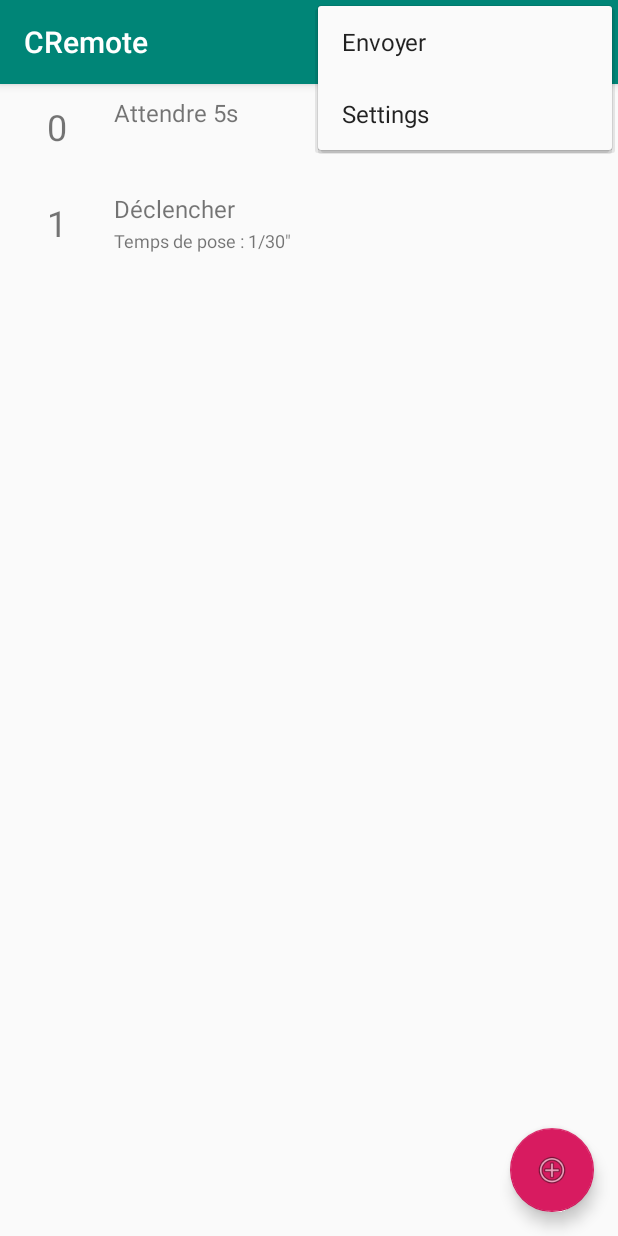
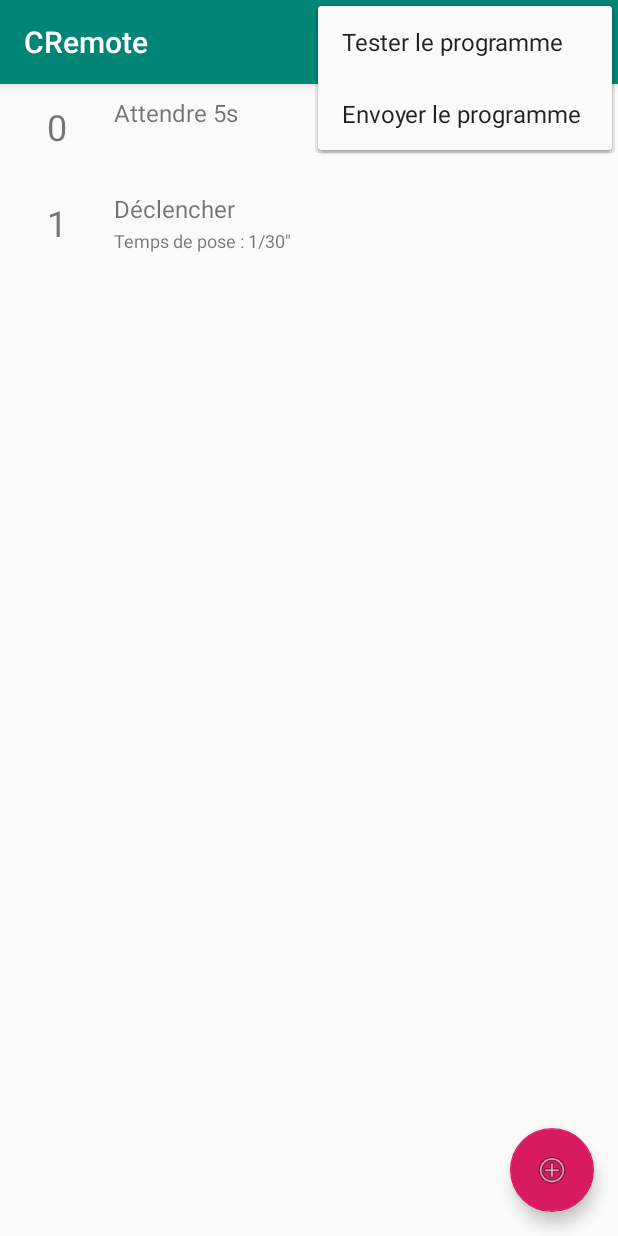
Before and after one commit to vtavernier/cremote, an Android app: the screen it shows after launch (MainActivity), with the options menu open, on a phone screen of 412 x 824 dp. Run offline under Robolectric (Android 15) with nearby library versions, the phone set to English and light mode, and no system bars; our stand-ins replace RxJava.

```diff
--- a/cr-android/app/src/main/res/menu/menu_main.xml
+++ b/cr-android/app/src/main/res/menu/menu_main.xml
@@ -2,12 +2,12 @@
     xmlns:app="http://schemas.android.com/apk/res-auto"
     xmlns:tools="http://schemas.android.com/tools"
     tools:context="com.vtavernier.cremote.MainActivity" >
+    <item android:id="@+id/action_test"
+        android:orderInCategory="90"
+        android:title="@string/action_test"
+        app:showAsAction="never" />
     <item android:id="@+id/action_upload"
         android:orderInCategory="90"
         android:title="@string/action_upload"
         app:showAsAction="never" />
-    <item android:id="@+id/action_settings"
-        android:title="@string/action_settings"
-        android:orderInCategory="100"
-        app:showAsAction="never" />
 </menu>
--- a/cr-android/app/src/main/res/values/strings.xml
+++ b/cr-android/app/src/main/res/values/strings.xml
@@ -1,13 +1,13 @@
 <resources>
     <string name="app_name">CRemote</string>
-    <string name="action_settings">Settings</string>
     <string name="main_activity.program.context_menu.title">Etape</string>
     <string name="edit_fragment_edit_button">Modifier</string>
     <string name="edit_fragment_add_button">Ajouter</string>
     <string name="edit_fragment_cancel_button">Annuler</string>
     <string name="edit_fragment_remove_button">Supprimer</string>
     <string name="saved_program_key">default_program</string>
-    <string name="action_upload">Envoyer</string>
+    <string name="action_upload">Envoyer le programme</string>
+    <string name="action_test">Tester le programme</string>
     <string-array name="duration_type_names">
         <item>Millisecondes</item>
         <item>Secondes</item>
```
Also changed, not shown: cr-android/app/src/main/java/com/vtavernier/cremote/GadgetManager.kt (+8 -3 lines), cr-android/app/src/main/java/com/vtavernier/cremote/MainActivity.kt (+17 -10 lines).
